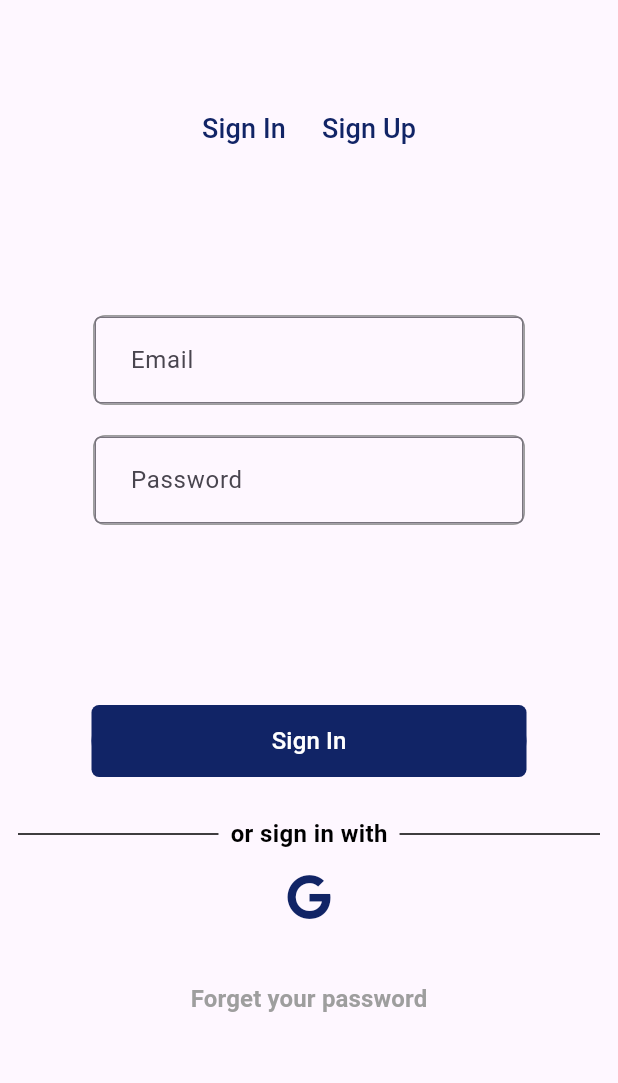
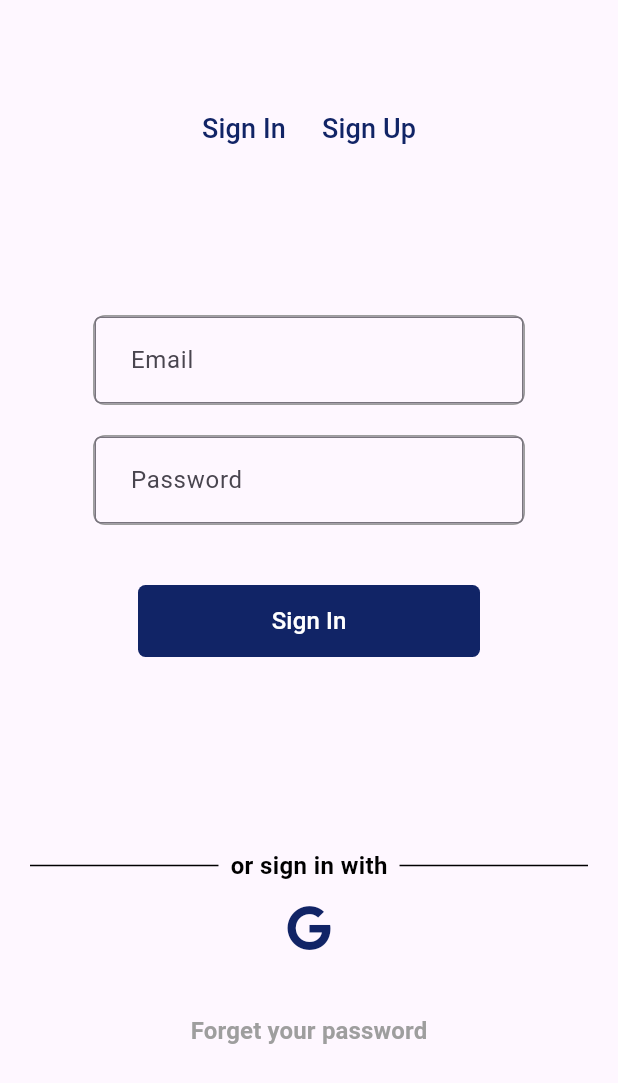
Before and after one commit to AlSindebad/Al_Sindebad, a Flutter app: the screen it shows after launch, on a phone screen of 412 x 824 dp. Shown: the top 1083 px of the screen. Run offline on Flutter 3.47's test engine with Material 3 defaults, Android fonts, the phone set to English and light mode, and no system bars; our stand-ins replace cloud_firestore, email_validator, firebase_auth, firebase_core, flutter_map, font_awesome_flutter and 3 more; missing offline and left inert: qr_code_scanner; accounts and stored records are empty; generated files the repository leaves out were written again.

Commit message:
solve errors

```diff
--- a/alsindebad/lib/viewmodel/sign_up_view_model.dart
+++ b/alsindebad/lib/viewmodel/sign_up_view_model.dart
@@ -30,13 +30,9 @@ class SignUpViewModel {
         id: userCredential.user!.uid,
         name: name,
         email: email,
-        password: password,
         country: country,
-        confirmPassword: confirmPassword,
       );
       await users.doc(userCredential.user!.uid).set(user.toJSON());
-
-
       response = "Successful";
     } on FirebaseAuthException catch (e) {
       response = e.message ?? "An error occurred";
--- a/alsindebad/lib/views/screens/signin.dart
+++ b/alsindebad/lib/views/screens/signin.dart
@@ -1,7 +1,6 @@
 import 'package:flutter/material.dart';
 import 'package:flutter_gen/gen_l10n/app_localizations.dart';
 import 'package:font_awesome_flutter/font_awesome_flutter.dart';
-import '../widgets/largButton.dart';
 import '../widgets/signin.dart';
 import '../../viewmodel/signin_viewmodel.dart';
 import 'signup.dart';
@@ -17,9 +16,7 @@ class SignIn extends StatefulWidget {
 
 class _SignInState extends State<SignIn> {
   final SignInViewModel _signInViewModel = SignInViewModel();
-  final SignInForm _signInForm = SignInForm();
-  bool _isLoading = false;
-  String? _errorMessage;
+  String? _errorMessage='';
 
   @override
   Widget build(BuildContext context) {
@@ -60,12 +57,8 @@ class _SignInState extends State<SignIn> {
                 ],
               ),
 
-              _signInForm,
+              SignInForm(),
 
-              if (_isLoading) ...[
-                Center(child: CircularProgressIndicator()),
-                SizedBox(height: 25.0),
-              ],
               if (_errorMessage != null) ...[
                 Center(
                   child: Text(
@@ -74,44 +67,10 @@ class _SignInState extends State<SignIn> {
                     textAlign: TextAlign.center,
                   ),
                 ),
-              ],
-
-              Center(
-                child: LargButton(
-                  text: AppLocalizations.of(context)?.signIn ?? 'Sign in',
-                  onPressed: () async {
-                    if (_signInForm.formKey.currentState?.validate() ?? false) {
-                      setState(() {
-                        _isLoading = true;
-                        _errorMessage = null;
-                      });
-
-                      final errorMessage = await _signInViewModel.signIn(
-                        _signInForm.emailController.text,
-                        _signInForm.passwordController.text,
-                      );
-
-                      setState(() {
-                        _isLoading = false;
-                        _errorMessage = errorMessage;
-                      });
-
-                      if (errorMessage == null) {
-                        Navigator.pushNamed(context, '/Home');
-                      }
-                    }
-                  },
-                  backgroundColor: Color(0xFF112466),
-                  textColor: Colors.white,
-                  borderRadius: 5.0,
-                  padding: 10.0,
-                  fontSize: 16.0,
-                  width: 290.0,
-                ),
-              ),
-              SizedBox(height: 20.0),
-
-              Row(
+              ] ?? const [],
+              Padding(
+                padding: const EdgeInsets.symmetric(horizontal: 8.0),
+                child: Row(
                   mainAxisAlignment: MainAxisAlignment.center,
                   children: <Widget>[
                     Expanded(
@@ -140,7 +99,7 @@ class _SignInState extends State<SignIn> {
                     ),
                   ],
                 ),
-
+              ),
               Row(
                 mainAxisAlignment: MainAxisAlignment.center,
                 children: <Widget>[
@@ -152,19 +111,16 @@ class _SignInState extends State<SignIn> {
                     color: Color(0xFF112466),
                     onPressed: () async {
                       setState(() {
-                        _isLoading = true;
                         _errorMessage = null;
                       });
 
                       final errorMessage = await _signInViewModel.signInWithGoogle();
-
                       setState(() {
-                        _isLoading = false;
                         _errorMessage = errorMessage;
                       });
 
                       if (errorMessage == null) {
-                        Navigator.pushNamed(context, '/Home');
+                        Navigator.pushReplacementNamed(context, '/Home');
                       }
                     },
                   ),
--- a/alsindebad/lib/views/screens/signup.dart
+++ b/alsindebad/lib/views/screens/signup.dart
@@ -1,7 +1,6 @@
 import 'package:flutter/material.dart';
 import 'package:flutter_gen/gen_l10n/app_localizations.dart';
 import '../../viewmodel/sign_up_view_model.dart';
-import '../widgets/largButton.dart';
 import '../widgets/signup.dart';
 import 'signin.dart'; // Import SignIn screen
 
--- a/alsindebad/lib/views/widgets/signin.dart
+++ b/alsindebad/lib/views/widgets/signin.dart
@@ -1,14 +1,11 @@
 import 'package:flutter/material.dart';
 import 'package:alsindebad/utils/validators.dart';
+import 'package:alsindebad/viewmodel/signin_viewmodel.dart';
+import '../widgets/largButton.dart';
 import 'package:flutter_gen/gen_l10n/app_localizations.dart';
 
-
 class SignInForm extends StatefulWidget {
-  final TextEditingController emailController = TextEditingController();
-  final TextEditingController passwordController = TextEditingController();
-
-  // Getter to expose the form key
-  GlobalKey<FormState> get formKey => _SignInFormState._formKey;
+  const SignInForm({Key? key}) : super(key: key);
 
   @override
   _SignInFormState createState() => _SignInFormState();
@@ -16,15 +13,46 @@ class SignInForm extends StatefulWidget {
 
 class _SignInFormState extends State<SignInForm> {
   static final _formKey = GlobalKey<FormState>();
+  late TextEditingController emailController;
+  late TextEditingController passwordController;
+  final SignInViewModel _viewModel = SignInViewModel();
+
+  @override
+  void initState() {
+    super.initState();
+    emailController = TextEditingController();
+    passwordController = TextEditingController();
+  }
+
+  @override
+  void dispose() {
+    emailController.dispose();
+    passwordController.dispose();
+    super.dispose();
+  }
+
+  Future<void> signIn(BuildContext context, AppLocalizations localizations) async {
+    if (_formKey.currentState?.validate() ?? false) {
+      // Call view model to sign in
+      final errorMessage = await _viewModel.signIn(
+        emailController.text,
+        passwordController.text,
+      );
+
+      if (errorMessage == null) {
+        Navigator.pushReplacementNamed(context, '/Home');
+      } else {
+        // Show error message to user
+        ScaffoldMessenger.of(context).showSnackBar(
+          SnackBar(content: Text(errorMessage)),
+        );
+      }
+    }
+  }
 
   @override
   Widget build(BuildContext context) {
-    final localizations = AppLocalizations.of(context);
-    if (localizations == null) {
-      return Center(
-        child: CircularProgressIndicator(),
-      );
-    }
+    final localizations = AppLocalizations.of(context)!;
 
     return SingleChildScrollView(
       padding: EdgeInsets.symmetric(horizontal: 50.0, vertical: 100.0),
@@ -42,7 +70,7 @@ class _SignInFormState extends State<SignInForm> {
                   borderRadius: BorderRadius.circular(8.0),
                 ),
                 child: TextFormField(
-                  controller: widget.emailController,
+                  controller: emailController,
                   decoration: InputDecoration(
                     labelText: localizations.email,
                     hintText: localizations.email,
@@ -63,7 +91,7 @@ class _SignInFormState extends State<SignInForm> {
                   borderRadius: BorderRadius.circular(8.0),
                 ),
                 child: TextFormField(
-                  controller: widget.passwordController,
+                  controller: passwordController,
                   decoration: InputDecoration(
                     labelText: localizations.pass,
                     hintText: localizations.pass,
@@ -76,6 +104,22 @@ class _SignInFormState extends State<SignInForm> {
                 ),
               ),
             ),
+            // Sign-In Button
+            Padding(
+              padding: const EdgeInsets.only(top: 20.0), // Add space above the button
+              child: LargButton(
+                text: localizations.signIn,
+                onPressed: () async {
+                  await signIn(context, localizations);
+                },
+                backgroundColor: Color(0xFF112466),
+                textColor: Colors.white,
+                borderRadius: 5.0,
+                padding: 10.0,
+                fontSize: 16.0,
+                width: 290.0,
+              ),
+            ),
           ],
         ),
       ),
--- a/alsindebad/pubspec.yaml
+++ b/alsindebad/pubspec.yaml
@@ -30,7 +30,7 @@ environment:
 dependencies:
   flutter:
     sdk: flutter
-  firebase_core: ^2.31.0
+  firebase_core: ^2.31.1
   url_launcher: ^6.0.9
   qr_flutter: ^4.1.0
   qr_code_scanner: ^1.0.1
@@ -47,8 +47,8 @@ dependencies:
   email_validator: ^2.0.1
 
   http: ^1.2.1
-  firebase_auth: ^4.19.5
-  cloud_firestore: ^4.17.3
+  firebase_auth: ^4.19.6
+  cloud_firestore: ^4.17.4
   google_sign_in: ^6.2.1
   flutter_rating_bar: ^4.0.1
 
```
Also changed, not shown: alsindebad/lib/data/models/user.dart (+11 -19 lines), alsindebad/lib/viewmodel/signin_viewmodel.dart (+25 -18 lines), alsindebad/lib/views/widgets/signup.dart (+3 -4 lines), 3 other files. Lines whose indentation alone changed are shown as unchanged.
